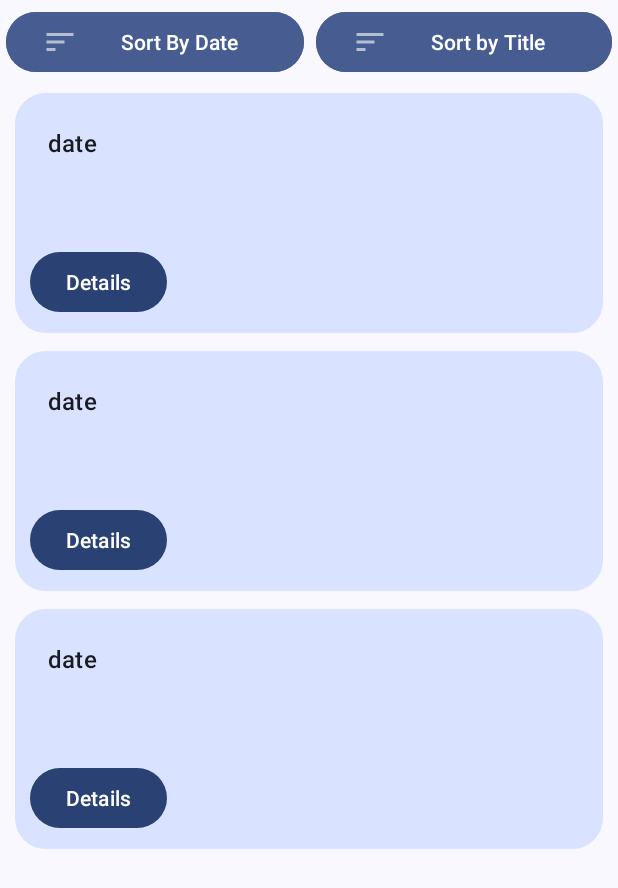
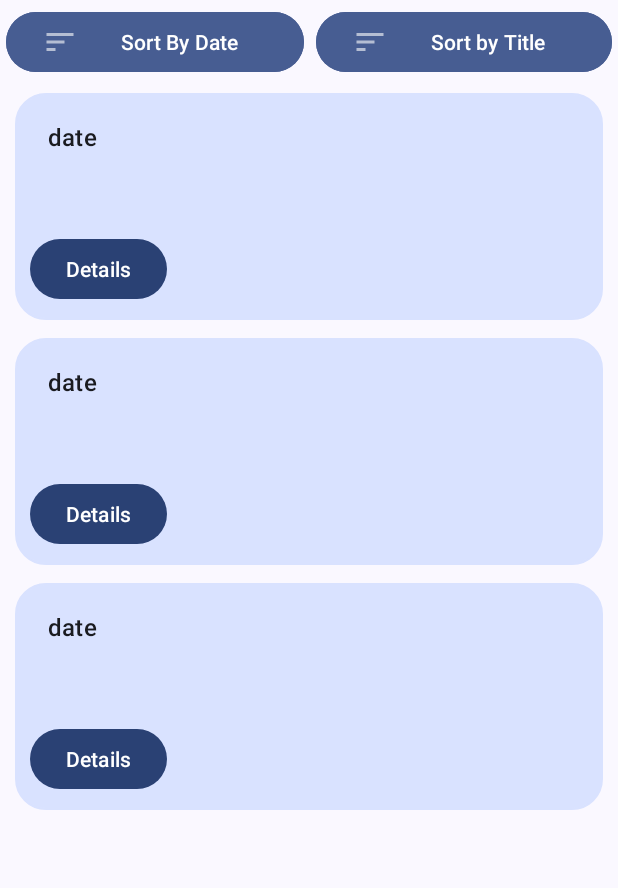
Before and after one commit to hoverGecko/LifeARchive, an Android app: the layout fragment_list_view.xml on its own in the app's theme, with its tools: preview values and no code run, on a phone screen of 412 x 824 dp. Shown: the top 888 px of the screen. Run offline under Robolectric (Android 15) with nearby library versions, the light colour scheme and no system bars; Roboto replaces fonts that are not available here.

Commit message:
Changed List view entry UI

```diff
--- a/app/src/main/java/hku/cs/lifearchive/MyItemRecyclerViewAdapter.kt
+++ b/app/src/main/java/hku/cs/lifearchive/MyItemRecyclerViewAdapter.kt
@@ -2,12 +2,10 @@ package hku.cs.lifearchive
 
 import android.content.Intent
 import android.net.Uri
-import android.os.Bundle
 import android.view.LayoutInflater
 import android.view.View
 import android.view.ViewGroup
 import android.widget.Button
-import android.widget.FrameLayout
 import android.widget.ImageView
 import android.widget.LinearLayout
 import android.widget.TextView
@@ -15,6 +13,7 @@ import androidx.fragment.app.FragmentActivity
 import androidx.recyclerview.widget.RecyclerView
 import hku.cs.lifearchive.databinding.FragmentListViewEntryBinding
 import hku.cs.lifearchive.diaryentrymodel.DiaryEntry
+import org.w3c.dom.Text
 import java.text.SimpleDateFormat
 
 
@@ -54,10 +53,10 @@ class MyItemRecyclerViewAdapter(
             context1?.startActivity(intent)
         }
 
-        holder.idView.text = item.title
+        holder.titleView.text = item.title
         //holder.contentView.text = item.content
         holder.dateView.text = SimpleDateFormat("dd/MM/yyyy hh:mm").format(item.date)
-        holder.detailview.setOnClickListener {
+        holder.detailBtn.setOnClickListener {
             goToDetails(it, item)
         }
         holder.card.setOnClickListener {
@@ -69,13 +68,17 @@ class MyItemRecyclerViewAdapter(
             val photoUri = item.picturePaths[0]
             holder.photoView.setImageURI(Uri.parse(photoUri))
             holder.photoView.visibility = View.VISIBLE
+        } else if (!item.content.isNullOrBlank()) {
+            holder.contentView.text = item.content
+            holder.contentView.visibility = View.VISIBLE
         }
     }
     inner class ViewHolder(binding: FragmentListViewEntryBinding) : RecyclerView.ViewHolder(binding.root) {
-        val idView: TextView = binding.itemNumber
+        val titleView: TextView = binding.titleView
         //val contentView: TextView = binding.content
         val dateView: TextView = binding.date
-        val detailview: Button = binding.entryViewBtn
+        val detailBtn: Button = binding.entryViewBtn
+        val contentView: TextView = binding.contentView
         val photoView: ImageView = binding.photoView
         val card: LinearLayout = binding.root
     }
--- a/app/src/main/res/layout/fragment_list_view_entry.xml
+++ b/app/src/main/res/layout/fragment_list_view_entry.xml
@@ -6,28 +6,34 @@
     android:layout_marginHorizontal="10dp"
     android:background="@drawable/customborder"
     android:backgroundTint="@color/material_dynamic_primary90"
-    android:orientation="horizontal">
-
-    <LinearLayout
-        android:layout_width="match_parent"
-        android:layout_height="match_parent"
-        android:layout_weight="1"
     android:orientation="vertical">
-
     <TextView
         android:id="@+id/date"
         android:layout_width="wrap_content"
         android:layout_height="wrap_content"
-            android:layout_margin="@dimen/text_margin"
+        android:layout_marginHorizontal="@dimen/text_horizontal_margin"
+        android:layout_marginVertical="@dimen/text_vertical_margin"
         android:layout_weight="1"
         android:text="date"
         android:textAppearance="?attr/textAppearanceListItem" />
 
     <TextView
-            android:id="@+id/item_number"
+        android:id="@+id/title_view"
+        android:textSize="22sp"
         android:layout_width="wrap_content"
         android:layout_height="wrap_content"
-            android:layout_margin="@dimen/text_margin"
+        android:layout_marginHorizontal="@dimen/text_horizontal_margin"
+        android:layout_marginVertical="4dp"
+        android:textAppearance="?attr/textAppearanceListItem" />
+
+
+    <TextView
+        android:id="@+id/content_view"
+        android:layout_width="wrap_content"
+        android:layout_height="wrap_content"
+        android:layout_marginHorizontal="@dimen/text_horizontal_margin"
+        android:layout_marginVertical="4dp"
+        android:visibility="gone"
         android:textAppearance="?attr/textAppearanceListItem" />
 
     <ImageView
@@ -35,14 +41,14 @@
         android:layout_width="wrap_content"
         android:layout_height="150dp"
         android:visibility="gone"
-            android:layout_margin="@dimen/text_margin"/>
+        android:layout_marginHorizontal="@dimen/text_horizontal_margin"
+        android:layout_marginVertical="@dimen/text_vertical_margin"/>
 
     <Button
         android:id="@+id/entry_view_btn"
         android:layout_width="wrap_content"
         android:layout_height="wrap_content"
+        android:layout_marginTop="@dimen/text_vertical_margin"
         android:layout_weight="1"
         android:text="Details" />
 </LinearLayout>
-
-</LinearLayout>
--- a/app/src/main/res/values/dimens.xml
+++ b/app/src/main/res/values/dimens.xml
@@ -1,4 +1,5 @@
 <?xml version="1.0" encoding="utf-8"?>
 <resources>
-    <dimen name="text_margin">12dp</dimen>
+    <dimen name="text_horizontal_margin">12dp</dimen>
+    <dimen name="text_vertical_margin">8dp</dimen>
 </resources>
```
Lines whose indentation alone changed are shown as unchanged.
